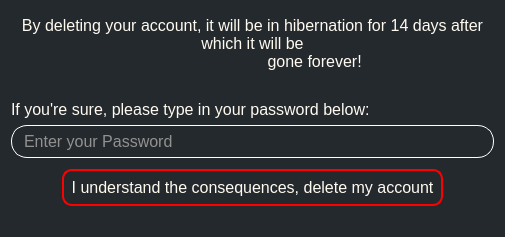
First picture: the form in UI/ui_deletedialog.ui, repository lakshya076/Cinematch, before the edit.
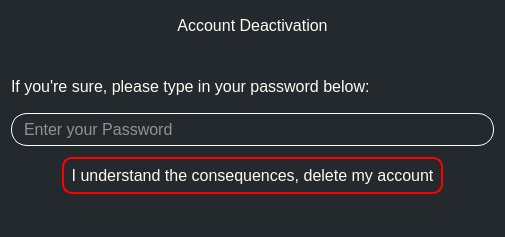
Second picture: the form after the edit.

```diff
--- a/UI/ui_deletedialog.ui
+++ b/UI/ui_deletedialog.ui
@@ -47,9 +47,7 @@
                         <string notr="true">font:12pt;</string>
                     </property>
                     <property name="text">
-                        <string>By deleting your account, it will be in hibernation for 14 days after which it will be
-                            gone forever!
-                        </string>
+      <string>Account Deactivation</string>
                     </property>
                     <property name="alignment">
                         <set>Qt::AlignHCenter|Qt::AlignTop</set>
@@ -85,6 +83,19 @@
                     </property>
                 </widget>
             </item>
+   <item>
+    <spacer name="verticalSpacer_5">
+     <property name="orientation">
+      <enum>Qt::Vertical</enum>
+     </property>
+     <property name="sizeHint" stdset="0">
+      <size>
+       <width>20</width>
+       <height>40</height>
+      </size>
+     </property>
+    </spacer>
+   </item>
             <item>
                 <widget class="QLineEdit" name="pfield_del">
                     <property name="styleSheet">
```
Lines whose indentation alone changed are shown as unchanged.
